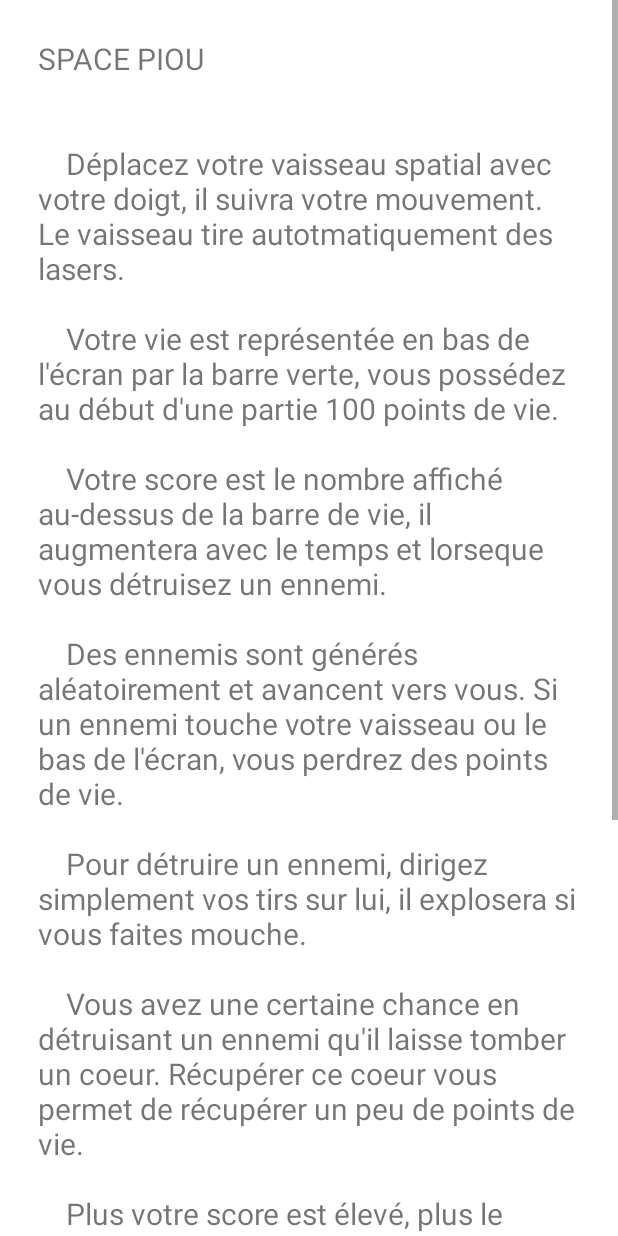
After one commit to EIdras/Android_Project, an Android app: the RulesActivity screen opened directly, with no data from a screen before it, on a phone screen of 412 x 824 dp. The commit adds this screen. Run offline under Robolectric (Android 15) with nearby library versions, the phone set to English and light mode, and no system bars.

Commit message:
Fix skin selection, now fully working Add game rules

```diff
--- a/app/src/main/AndroidManifest.xml
+++ b/app/src/main/AndroidManifest.xml
@@ -9,6 +9,9 @@
         android:roundIcon="@mipmap/ic_launcher_round"
         android:supportsRtl="true"
         android:theme="@style/Theme.Android_Project">
+        <activity
+            android:name=".RulesActivity"
+            android:exported="true" />
         <activity
             android:name=".SettingsActivity"
             android:exported="true" />
--- a/app/src/main/java/com/example/android_project/MainActivity.java
+++ b/app/src/main/java/com/example/android_project/MainActivity.java
@@ -78,6 +78,8 @@ public class MainActivity extends AppCompatActivity {
         SCREEN_WIDTH = metrics.x;
         SCREEN_HEIGHT = metrics.y;
 
+        SKIN = R.drawable.spaceship_red;
+
     }
 
     public void openActivity(Class classToOpen){
--- /dev/null
+++ b/app/src/main/java/com/example/android_project/RulesActivity.java
@@ -0,0 +1,14 @@
+package com.example.android_project;
+
+import androidx.appcompat.app.AppCompatActivity;
+
+import android.os.Bundle;
+
+public class RulesActivity extends AppCompatActivity {
+
+    @Override
+    protected void onCreate(Bundle savedInstanceState) {
+        super.onCreate(savedInstanceState);
+        setContentView(R.layout.activity_rules);
+    }
+}
--- /dev/null
+++ b/app/src/main/res/layout/activity_rules.xml
@@ -0,0 +1,30 @@
+<?xml version="1.0" encoding="utf-8"?>
+<androidx.constraintlayout.widget.ConstraintLayout xmlns:android="http://schemas.android.com/apk/res/android"
+    xmlns:app="http://schemas.android.com/apk/res-auto"
+    xmlns:tools="http://schemas.android.com/tools"
+    android:layout_width="match_parent"
+    android:layout_height="match_parent"
+    tools:context=".RulesActivity">
+
+    <RelativeLayout
+        android:layout_width="match_parent"
+        android:layout_height="match_parent" >
+
+        <ScrollView
+            android:id="@+id/scrollView1"
+            android:layout_width="match_parent"
+            android:layout_height="match_parent">
+
+            <TextView
+                android:id="@+id/textView1"
+                android:layout_width="match_parent"
+                android:layout_height="match_parent"
+                android:layout_margin="25dp"
+                android:text="@string/game_rules"
+                android:textSize="20sp" />
+
+        </ScrollView>
+
+    </RelativeLayout>
+
+</androidx.constraintlayout.widget.ConstraintLayout>
--- a/app/src/main/res/values/strings.xml
+++ b/app/src/main/res/values/strings.xml
@@ -94,6 +94,18 @@
         "For example, position the FAB to one side of stream of a cards so the FAB won’t interfere "
         "when a user tries to pick up one of cards.\n\n"
     </string>
+    <string name="game_rules">"SPACE PIOU\n\n
+    Déplacez votre vaisseau spatial avec votre doigt, il suivra votre mouvement. Le vaisseau tire autotmatiquement des lasers.\n
+    Votre vie est représentée en bas de l\'écran par la barre verte, vous possédez au début d\'une partie 100 points de vie.\n
+    Votre score est le nombre affiché au-dessus de la barre de vie, il augmentera avec le temps et lorseque vous détruisez un ennemi.\n
+    Des ennemis sont générés aléatoirement et avancent vers vous. Si un ennemi touche votre vaisseau ou le bas de l\'écran, vous perdrez des points de vie.\n
+    Pour détruire un ennemi, dirigez simplement vos tirs sur lui, il explosera si vous faites mouche.\n
+    Vous avez une certaine chance en détruisant un ennemi qu'il laisse tomber un coeur. Récupérer ce coeur vous permet de récupérer un peu de points de vie.\n
+    Plus votre score est élevé, plus le nombre d'ennemis maximum à l'écran ainsi que la vitesse de chaque ennemi augmente.\n
+    Lorseque vous n'avez plus aucun point de vie, le jeu se termine automatiquement et vous affiche votre score final.\n
+    Si votre score final est supérieur à votre précédent score, il est ajouté au classement en ligne, en utilisant votre nom de compte Google.\n
+    Bonne chance et bon jeu !\n\n\n"
+    </string>
     <string name="action_settings">Settings</string>
     <string name="copyright">🄯 Simon Brault</string>
     <string name="logoiutlaval">LogoIutLaval</string>
```
Also changed, not shown: app/src/main/java/com/example/android_project/SettingsActivity.java (+26 -2 lines), app/src/main/res/layout/activity_settings.xml (+20 -2 lines).
